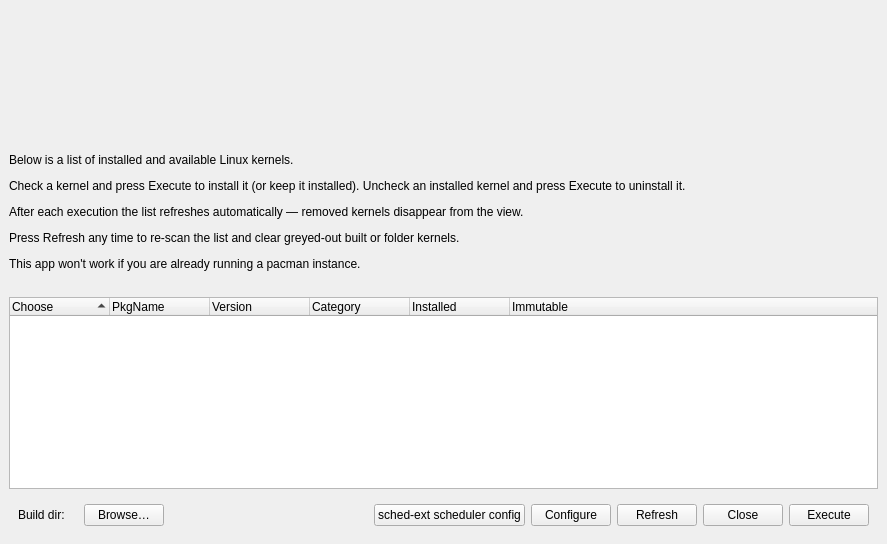
Above: src/km-window.ui from MadGoatHaz/kernel-manager before the change. Below: the same form after it.
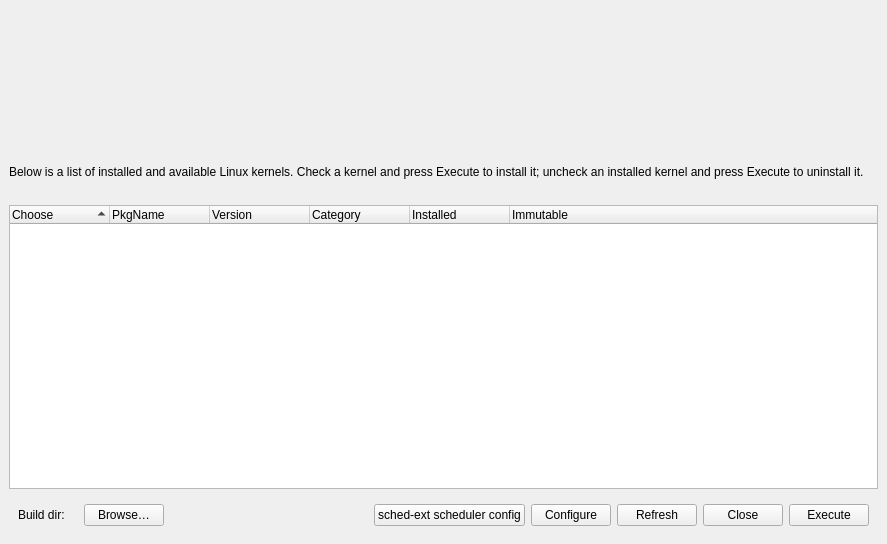
That is the form after the change.

Commit message: feat(chunk-4): single caption and secondary button tooltips

Diff of the .ui file:
```diff
--- a/src/km-window.ui
+++ b/src/km-window.ui
@@ -59,11 +59,7 @@
       <property name="text">
        <string>&lt;html&gt;
 &lt;body&gt;
-&lt;p&gt;Below is a list of installed and available Linux kernels.&lt;/p&gt;
-&lt;p&gt;Check a kernel and press Execute to install it (or keep it installed). Uncheck an installed kernel and press Execute to uninstall it.&lt;/p&gt;
-&lt;p&gt;After each execution the list refreshes automatically — removed kernels disappear from the view.&lt;/p&gt;
-&lt;p&gt;Press Refresh any time to re-scan the list and clear greyed-out built or folder kernels.&lt;/p&gt;
-&lt;p&gt;This app won't work if you are already running a pacman instance.&lt;/p&gt;
+&lt;p&gt;Below is a list of installed and available Linux kernels. Check a kernel and press Execute to install it; uncheck an installed kernel and press Execute to uninstall it.&lt;/p&gt;
 &lt;/body&gt;
 &lt;/html&gt;</string>
       </property>
```
Left out of the diff: 3 changed lines with no effect on the pictures. Lines whose indentation alone changed are shown as unchanged. The commit also changes 1 other file.
